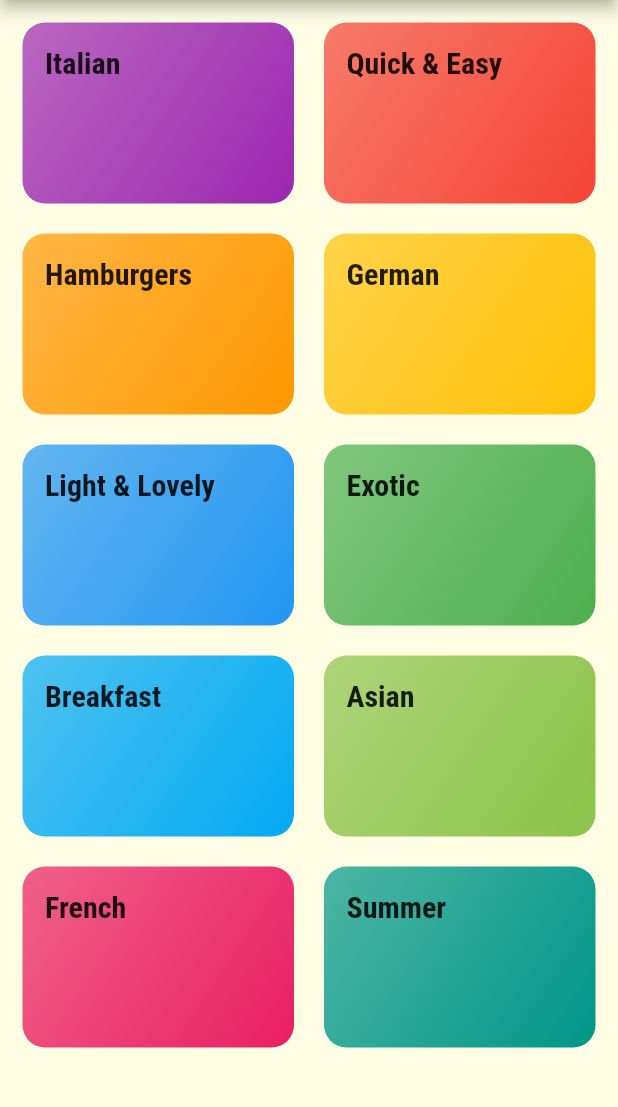
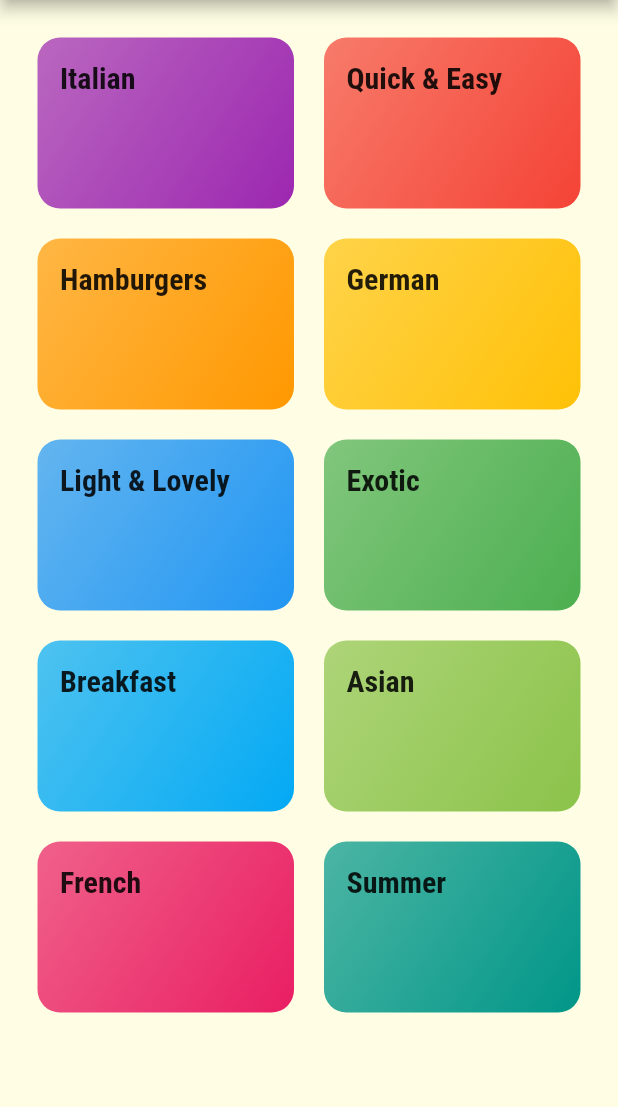
Before and after one commit to CasperHauberg/screens, a Flutter app: the screen it shows after launch, on a phone screen of 412 x 824 dp, the part 84-1191 px from its top. Run offline on Flutter 3.47's test engine with Material 2 defaults, Android fonts, the phone set to English and light mode, and no system bars.

Commit message:
162 + 163

```diff
--- a/lib/categories_screen.dart
+++ b/lib/categories_screen.dart
@@ -11,16 +11,22 @@ class CategoriesScreen extends StatelessWidget {
         title: const Text('DeliMeal'),
       ),
       body: GridView(
-        padding: const EdgeInsets.all(15),
+        padding: const EdgeInsets.all(25),
         children: DUMMY_CATEGORIES
-            .map((catData) =>
-                CategoryItem(catData.id, catData.title, catData.color))
+            .map(
+              (catData) => CategoryItem(
+                    catData.id,
+                    catData.title,
+                    catData.color,
+                  ),
+            )
             .toList(),
         gridDelegate: SliverGridDelegateWithMaxCrossAxisExtent(
-            maxCrossAxisExtent: 200,
-            childAspectRatio: 3 / 2,
-            crossAxisSpacing: 20,
-            mainAxisSpacing: 20),
+          maxCrossAxisExtent: 200,
+          childAspectRatio: 3 / 2,
+          crossAxisSpacing: 20,
+          mainAxisSpacing: 20,
+        ),
       ),
     );
   }
--- a/lib/main.dart
+++ b/lib/main.dart
@@ -1,5 +1,6 @@
 import 'package:flutter/material.dart';
 
+import './category_meals_screen.dart';
 import './categories_screen.dart';
 
 void main() => runApp(MyApp());
@@ -25,10 +26,14 @@ class MyApp extends StatelessWidget {
               fontSize: 20,
               fontFamily: 'RobotoCondensed',
               fontWeight: FontWeight.bold,
+            )),
       ),
-            ),
-      ),
-      home: CategoriesScreen(),
+      // home: CategoriesScreen(),
+      initialRoute: '/', // default is '/'
+      routes: {
+        '/': (ctx) => CategoriesScreen(),
+        CategoryMealsScreen.routeName: (ctx) => CategoryMealsScreen(),
+      },
     );
   }
 }
```
Also changed, not shown: lib/category_item.dart (+9 -10 lines), lib/category_meals_screen.dart (+11 -4 lines). Lines whose indentation alone changed are shown as unchanged.
